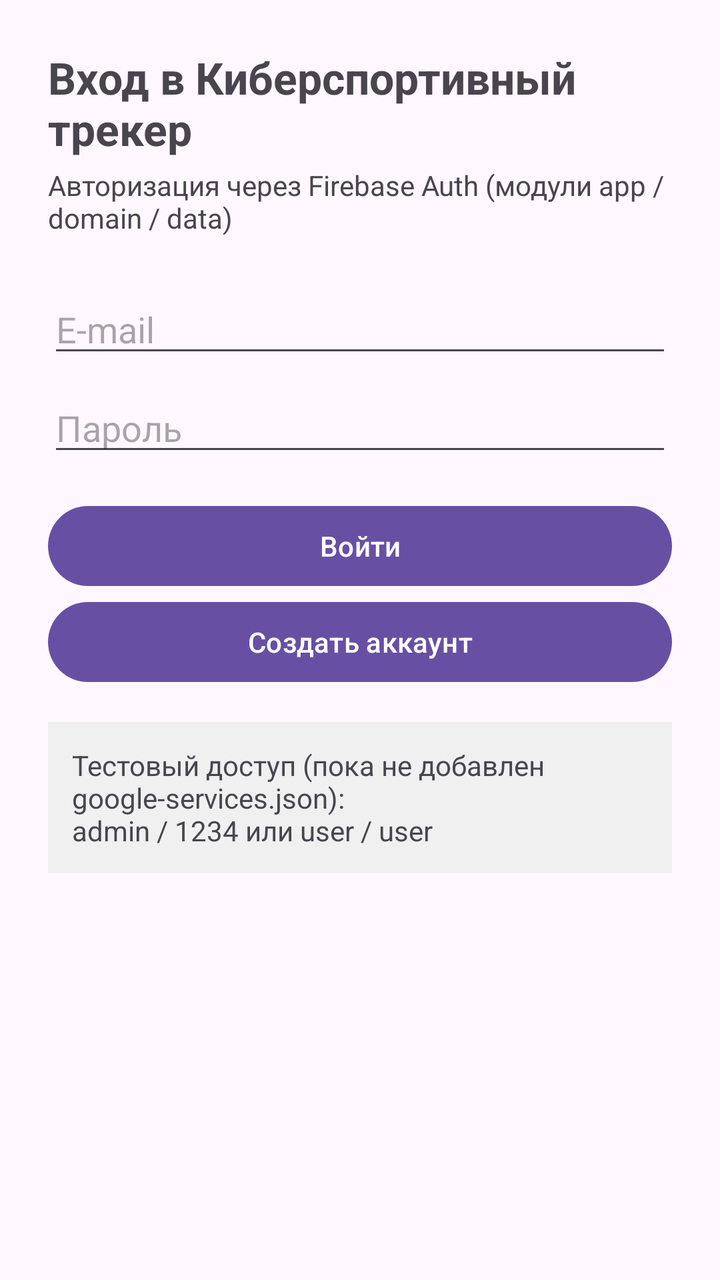
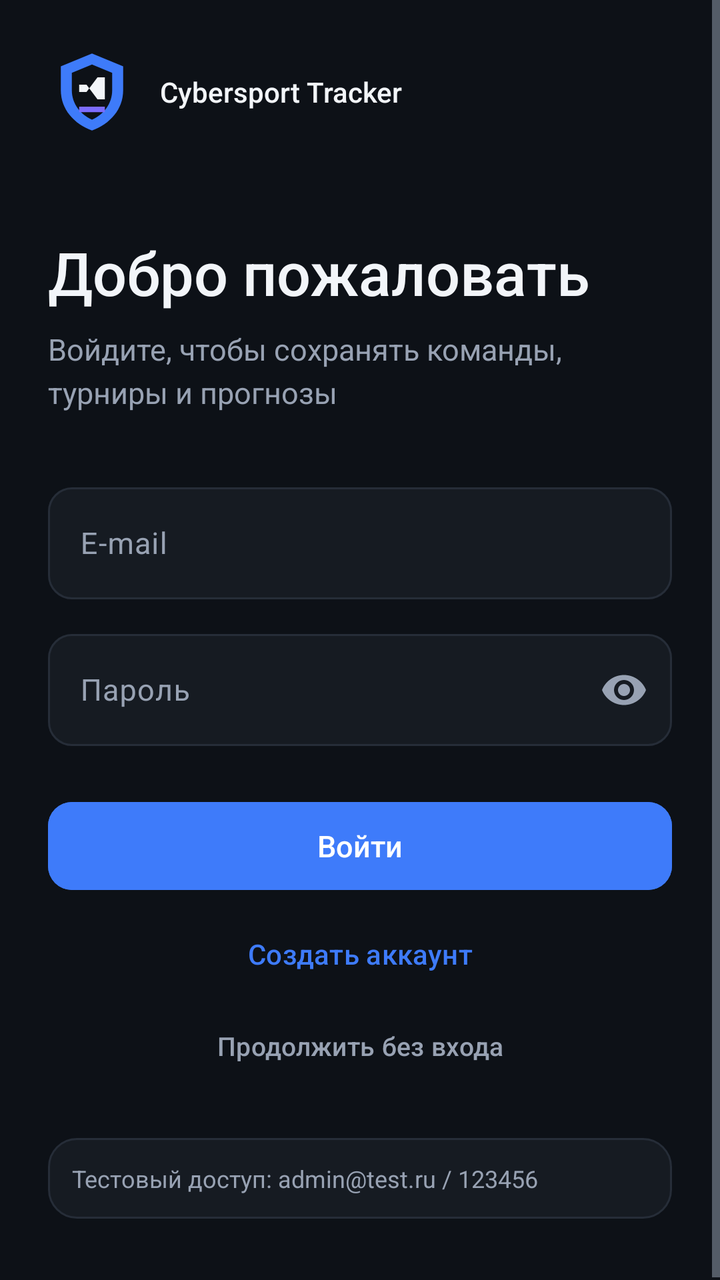

Before-and-after screenshots of an Android layout around one commit, followed by the original layout XML and the change that was made.
<!-- AndroidManifest.xml: application theme Theme.CybersportTracker -->
<!-- res/layout/activity_login.xml -->
<?xml version="1.0" encoding="utf-8"?>
<ScrollView xmlns:android="http://schemas.android.com/apk/res/android"
    xmlns:tools="http://schemas.android.com/tools"
    android:id="@+id/loginRoot"
    android:layout_width="match_parent"
    android:layout_height="match_parent"
    android:fillViewport="true"
    tools:context=".presentation.LoginActivity">

    <LinearLayout
        android:layout_width="match_parent"
        android:layout_height="wrap_content"
        android:orientation="vertical"
        android:padding="24dp">

        <TextView
            android:layout_width="match_parent"
            android:layout_height="wrap_content"
            android:text="@string/login_title"
            android:textSize="22sp"
            android:textStyle="bold" />

        <TextView
            android:layout_width="match_parent"
            android:layout_height="wrap_content"
            android:layout_marginTop="4dp"
            android:text="@string/login_subtitle"
            android:textSize="14sp" />

        <EditText
            android:id="@+id/editTextLogin"
            android:layout_width="match_parent"
            android:layout_height="wrap_content"
            android:layout_marginTop="24dp"
            android:hint="@string/login_hint"
            android:importantForAutofill="no"
            android:inputType="textEmailAddress" />

        <EditText
            android:id="@+id/editTextPassword"
            android:layout_width="match_parent"
            android:layout_height="wrap_content"
            android:layout_marginTop="8dp"
            android:hint="@string/password_hint"
            android:importantForAutofill="no"
            android:inputType="textPassword" />

        <Button
            android:id="@+id/buttonSignIn"
            android:layout_width="match_parent"
            android:layout_height="wrap_content"
            android:layout_marginTop="16dp"
            android:text="@string/btn_sign_in" />

        <Button
            android:id="@+id/buttonSignUp"
            android:layout_width="match_parent"
            android:layout_height="wrap_content"
            android:text="@string/btn_sign_up" />

        <TextView
            android:id="@+id/textViewLoginStatus"
            android:layout_width="match_parent"
            android:layout_height="wrap_content"
            android:layout_marginTop="16dp"
            android:background="#F0F0F0"
            android:padding="12dp"
            android:text="@string/login_hint_credentials"
            android:textSize="14sp" />

    </LinearLayout>
</ScrollView>
<!-- resources referenced by this layout -->
<resources>
  <string name="btn_sign_in">Войти</string>
  <string name="login_hint">E-mail</string>
  <string name="login_hint_credentials">Тестовый доступ (пока не добавлен google-services.json):\nadmin / 1234 или user / user</string>
  <string name="login_subtitle">Авторизация через Firebase Auth (модули app / domain / data)</string>
  <string name="login_title">Вход в Киберспортивный трекер</string>
  <string name="password_hint">Пароль</string>
  <style name="Base.Theme.CybersportTracker" parent="Theme.Material3.DayNight.NoActionBar">
  
      </style>
  <!-- unchanged entries left out for length: 2 -->
</resources>

<!-- the commit's change to res/layout/activity_login.xml (unified diff, before → after) -->
@@ -1,9 +1,11 @@
 <?xml version="1.0" encoding="utf-8"?>
 <ScrollView xmlns:android="http://schemas.android.com/apk/res/android"
+    xmlns:app="http://schemas.android.com/apk/res-auto"
     xmlns:tools="http://schemas.android.com/tools"
     android:id="@+id/loginRoot"
     android:layout_width="match_parent"
     android:layout_height="match_parent"
+    android:background="@color/graphite"
     android:fillViewport="true"
     tools:context=".presentation.LoginActivity">
 
@@ -11,62 +13,170 @@
         android:layout_width="match_parent"
         android:layout_height="wrap_content"
         android:orientation="vertical"
-        android:padding="24dp">
+        android:paddingStart="24dp"
+        android:paddingTop="24dp"
+        android:paddingEnd="24dp"
+        android:paddingBottom="32dp">
+
+        <LinearLayout
+            android:layout_width="match_parent"
+            android:layout_height="wrap_content"
+            android:gravity="center_vertical"
+            android:orientation="horizontal">
+
+            <ImageView
+                android:layout_width="44dp"
+                android:layout_height="44dp"
+                android:contentDescription="@string/login_logo_description"
+                android:src="@drawable/ic_logo_mark" />
+
+            <TextView
+                android:layout_width="wrap_content"
+                android:layout_height="wrap_content"
+                android:layout_marginStart="12dp"
+                android:fontFamily="sans-serif-medium"
+                android:text="@string/app_name"
+                android:textColor="@color/text_primary"
+                android:textSize="14sp" />
+        </LinearLayout>
 
         <TextView
             android:layout_width="match_parent"
             android:layout_height="wrap_content"
+            android:layout_marginTop="48dp"
+            android:fontFamily="sans-serif-medium"
             android:text="@string/login_title"
-            android:textSize="22sp"
-            android:textStyle="bold" />
+            android:textColor="@color/text_primary"
+            android:textSize="30sp" />
 
         <TextView
             android:layout_width="match_parent"
             android:layout_height="wrap_content"
-            android:layout_marginTop="4dp"
+            android:layout_marginTop="8dp"
+            android:lineSpacingExtra="4dp"
             android:text="@string/login_subtitle"
-            android:textSize="14sp" />
+            android:textColor="@color/text_secondary"
+            android:textSize="15sp" />
 
-        <EditText
-            android:id="@+id/editTextLogin"
+        <com.google.android.material.textfield.TextInputLayout
+            android:id="@+id/layoutEmail"
+            style="@style/Widget.Material3.TextInputLayout.OutlinedBox"
             android:layout_width="match_parent"
             android:layout_height="wrap_content"
-            android:layout_marginTop="24dp"
+            android:layout_marginTop="32dp"
             android:hint="@string/login_hint"
-            android:importantForAutofill="no"
-            android:inputType="textEmailAddress" />
+            app:boxBackgroundColor="@color/surface"
+            app:boxCornerRadiusBottomEnd="12dp"
+            app:boxCornerRadiusBottomStart="12dp"
+            app:boxCornerRadiusTopEnd="12dp"
+            app:boxCornerRadiusTopStart="12dp"
+            app:boxStrokeColor="@color/field_stroke"
+            app:boxStrokeWidth="1dp"
+            app:boxStrokeWidthFocused="2dp"
+            app:hintTextColor="@color/text_secondary">
 
-        <EditText
-            android:id="@+id/editTextPassword"
+            <com.google.android.material.textfield.TextInputEditText
+                android:id="@+id/editTextLogin"
+                android:layout_width="match_parent"
+                android:layout_height="56dp"
+                android:importantForAutofill="no"
+                android:inputType="textEmailAddress"
+                android:paddingStart="16dp"
+                android:paddingEnd="16dp"
+                android:singleLine="true"
+                android:textColor="@color/text_primary"
+                android:textColorHint="@color/text_secondary"
+                android:textSize="15sp" />
+        </com.google.android.material.textfield.TextInputLayout>
+
+        <com.google.android.material.textfield.TextInputLayout
+            android:id="@+id/layoutPassword"
+            style="@style/Widget.Material3.TextInputLayout.OutlinedBox"
             android:layout_width="match_parent"
             android:layout_height="wrap_content"
-            android:layout_marginTop="8dp"
+            android:layout_marginTop="12dp"
             android:hint="@string/password_hint"
-            android:importantForAutofill="no"
-            android:inputType="textPassword" />
+            app:boxBackgroundColor="@color/surface"
+            app:boxCornerRadiusBottomEnd="12dp"
+            app:boxCornerRadiusBottomStart="12dp"
+            app:boxCornerRadiusTopEnd="12dp"
+            app:boxCornerRadiusTopStart="12dp"
+            app:boxStrokeColor="@color/field_stroke"
+            app:boxStrokeWidth="1dp"
+            app:boxStrokeWidthFocused="2dp"
+            app:endIconMode="password_toggle"
+            app:hintTextColor="@color/text_secondary">
 
-        <Button
+            <com.google.android.material.textfield.TextInputEditText
+                android:id="@+id/editTextPassword"
+                android:layout_width="match_parent"
+                android:layout_height="56dp"
+                android:imeOptions="actionDone"
+                android:importantForAutofill="no"
+                android:inputType="textPassword"
+                android:paddingStart="16dp"
+                android:paddingEnd="16dp"
+                android:singleLine="true"
+                android:textColor="@color/text_primary"
+                android:textColorHint="@color/text_secondary"
+                android:textSize="15sp" />
+        </com.google.android.material.textfield.TextInputLayout>
+
+        <com.google.android.material.button.MaterialButton
             android:id="@+id/buttonSignIn"
+            style="@style/Widget.Cybersport.Button"
             android:layout_width="match_parent"
-            android:layout_height="wrap_content"
+            android:layout_height="52dp"
+            android:layout_marginTop="24dp"
+            android:backgroundTint="@color/primary"
+            android:text="@string/btn_sign_in"
+            android:textColor="@color/white"
+            app:cornerRadius="12dp" />
+
+        <com.google.android.material.progressindicator.CircularProgressIndicator
+            android:id="@+id/progressLogin"
+            android:layout_width="24dp"
+            android:layout_height="24dp"
+            android:layout_gravity="center_horizontal"
             android:layout_marginTop="16dp"
-            android:text="@string/btn_sign_in" />
+            android:visibility="gone"
+            app:indicatorColor="@color/primary"
+            app:indicatorSize="24dp"
+            app:trackThickness="2dp" />
 
-        <Button
+        <com.google.android.material.button.MaterialButton
             android:id="@+id/buttonSignUp"
+            style="@style/Widget.Material3.Button.TextButton"
             android:layout_width="match_parent"
-            android:layout_height="wrap_content"
-            android:text="@string/btn_sign_up" />
+            android:layout_height="48dp"
+            android:layout_marginTop="4dp"
+            android:text="@string/btn_sign_up"
+            android:textAllCaps="false"
+            android:textColor="@color/primary"
+            android:textSize="14sp"
+            app:cornerRadius="12dp" />
+
+        <com.google.android.material.button.MaterialButton
+            android:id="@+id/buttonSkip"
+            style="@style/Widget.Material3.Button.TextButton"
+            android:layout_width="match_parent"
+            android:layout_height="44dp"
+            android:text="@string/login_skip"
+            android:textAllCaps="false"
+            android:textColor="@color/text_secondary"
+            android:textSize="13sp"
+            app:cornerRadius="12dp" />
 
         <TextView
             android:id="@+id/textViewLoginStatus"
             android:layout_width="match_parent"
             android:layout_height="wrap_content"
-            android:layout_marginTop="16dp"
-            android:background="#F0F0F0"
+            android:layout_marginTop="24dp"
+            android:background="@drawable/bg_surface_card"
+            android:lineSpacingExtra="2dp"
             android:padding="12dp"
-            android:text="@string/login_hint_credentials"
-            android:textSize="14sp" />
-
+            android:text="@string/login_mock_note"
+            android:textColor="@color/text_secondary"
+            android:textSize="12sp" />
     </LinearLayout>
 </ScrollView>
<!-- resource entries referenced after the edit -->
@@ -1,14 +1,84 @@
 <!-- resources referenced by this layout -->
 <resources>
+  <color name="graphite">#0D1117</color>
+  <color name="primary">#3E7BFA</color>
+  <color name="surface">#161B22</color>
+  <color name="text_primary">#F2F5F9</color>
+  <color name="text_secondary">#98A2B3</color>
+  <color name="white">#FFFFFFFF</color>
+  <!-- drawable bg_surface_card (drawable) -->
+  <?xml version="1.0" encoding="utf-8"?>
+  <shape xmlns:android="http://schemas.android.com/apk/res/android"
+      android:shape="rectangle">
+      <solid android:color="@color/surface" />
+      <corners android:radius="@dimen/corner_card" />
+      <stroke
+          android:width="@dimen/stroke_width"
+          android:color="@color/border" />
+  </shape>
+  <!-- drawable ic_logo_mark (drawable) -->
+  <?xml version="1.0" encoding="utf-8"?>
+  <vector xmlns:android="http://schemas.android.com/apk/res/android"
+      android:width="48dp"
+      android:height="48dp"
+      android:viewportWidth="48"
+      android:viewportHeight="48">
+      <path
+          android:fillColor="#3E7BFA"
+          android:pathData="M24,3L41,10V23C41,33.5 33.8,41.4 24,45C14.2,41.4 7,33.5 7,23V10L24,3Z" />
+      <path
+          android:fillColor="#0D1117"
+          android:pathData="M24,9L35,13.5V23C35,30.4 30.3,36.3 24,39.1C17.7,36.3 13,30.4 13,23V13.5L24,9Z" />
+      <path
+          android:fillColor="#F2F5F9"
+          android:pathData="M17,20H21L27,28H31V16H27L21,24H17V20Z" />
+      <path
+          android:fillColor="#7C6CFF"
+          android:pathData="M31,32H17V35H31V32Z" />
+  </vector>
+  <string name="app_name">Cybersport Tracker</string>
   <string name="btn_sign_in">Войти</string>
   <string name="login_hint">E-mail</string>
-  <string name="login_hint_credentials">Тестовый доступ (пока не добавлен google-services.json):\nadmin / 1234 или user / user</string>
-  <string name="login_subtitle">Авторизация через Firebase Auth (модули app / domain / data)</string>
-  <string name="login_title">Вход в Киберспортивный трекер</string>
+  <string name="login_logo_description">Логотип Cybersport Tracker</string>
+  <string name="login_mock_note">Тестовый доступ: admin@test.ru / 123456</string>
+  <string name="login_skip">Продолжить без входа</string>
+  <string name="login_subtitle">Войдите, чтобы сохранять команды, турниры и прогнозы</string>
+  <string name="login_title">Добро пожаловать</string>
   <string name="password_hint">Пароль</string>
-  <style name="Base.Theme.CybersportTracker" parent="Theme.Material3.DayNight.NoActionBar">
-  
+  <style name="Widget.Cybersport.Button" parent="Widget.Material3.Button">
+          <item name="android:minHeight">52dp</item>
+          <item name="cornerRadius">12dp</item>
+          <item name="android:textSize">15sp</item>
+          <item name="android:textAllCaps">false</item>
+          <item name="android:letterSpacing">0</item>
       </style>
+  <dimen name="corner_card">14dp</dimen>
+  <dimen name="stroke_width">1dp</dimen>
+  <color name="border">#262D38</color>
+  <style name="Base.Theme.CybersportTracker" parent="Theme.Material3.Dark.NoActionBar">
+          <item name="android:colorBackground">@color/graphite</item>
+          <item name="colorSurface">@color/surface</item>
+          <item name="colorSurfaceContainer">@color/surface</item>
+          <item name="colorSurfaceContainerHigh">@color/surface_elevated</item>
+          <item name="colorSurfaceContainerHighest">@color/surface_elevated</item>
+          <item name="colorOnSurface">@color/text_primary</item>
+          <item name="colorOnSurfaceVariant">@color/text_secondary</item>
+          <item name="colorPrimary">@color/primary</item>
+          <item name="colorOnPrimary">@color/white</item>
+          <item name="colorPrimaryContainer">@color/primary</item>
+          <item name="colorOnPrimaryContainer">@color/white</item>
+          <item name="colorSecondary">@color/secondary</item>
+          <item name="colorOutline">@color/border</item>
+          <item name="android:textColorPrimary">@color/text_primary</item>
+          <item name="android:textColorSecondary">@color/text_secondary</item>
+          <item name="android:statusBarColor">@color/graphite</item>
+          <item name="android:navigationBarColor">@color/graphite</item>
+          <item name="android:windowLightStatusBar">false</item>
+          <item name="android:windowLightNavigationBar">false</item>
+          <item name="android:windowBackground">@color/graphite</item>
+      </style>
+  <color name="surface_elevated">#1E242E</color>
+  <color name="secondary">#7C6CFF</color>
   <!-- unchanged entries left out for length: 2 -->
 </resources>
 
